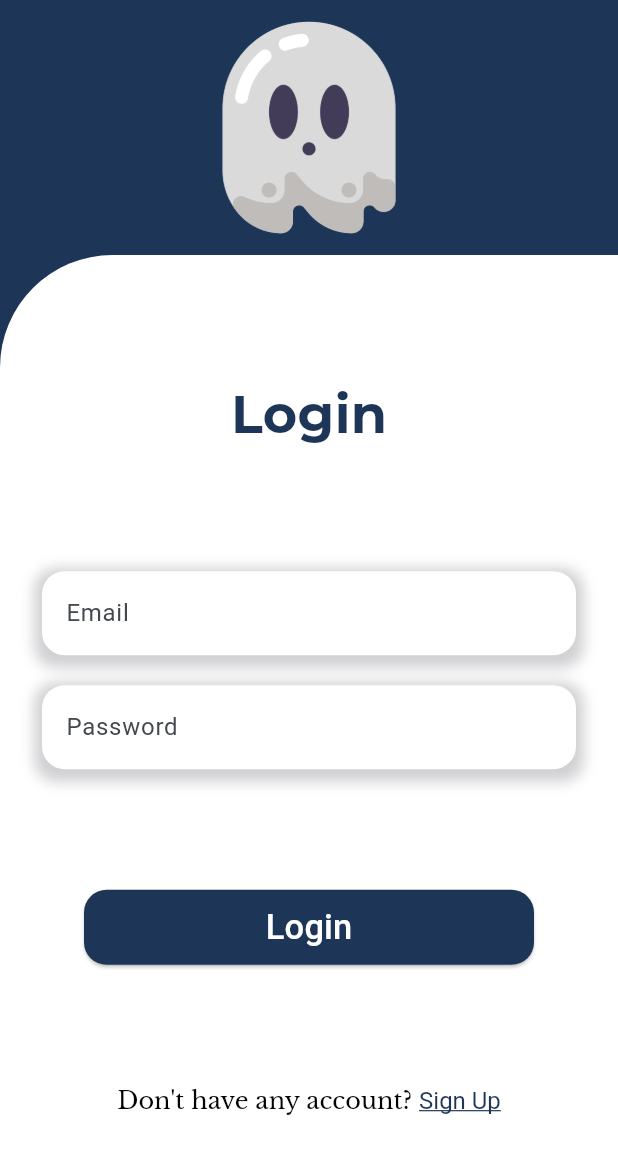
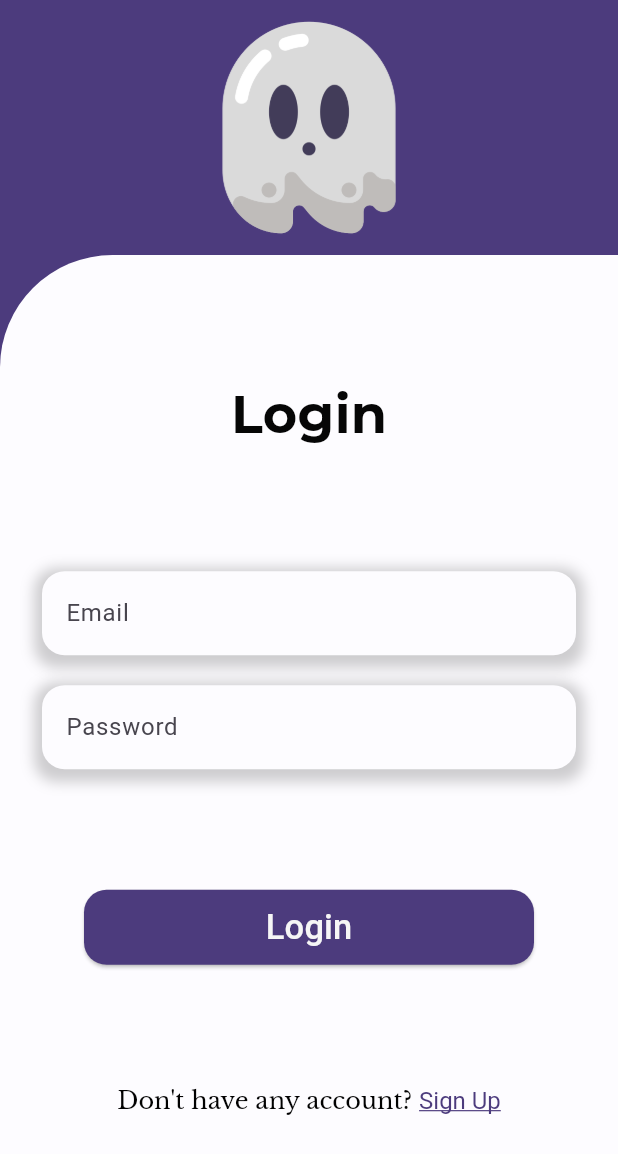
Before and after one commit to helenabc01/projectFlutter, a Flutter app: the screen it shows after launch, on a phone screen of 412 x 824 dp. Shown: the top 1154 px of the screen. Run offline on Flutter 3.47's test engine with Material 3 defaults, Android fonts, the phone set to English and light mode, and no system bars; project files that could hold a hidden picture were left out.

Commit message:
fonts and colors

```diff
--- a/lib/ui/colors.dart
+++ b/lib/ui/colors.dart
@@ -1,7 +1,11 @@
 import 'dart:ui';
 
-const Color mainColor = Color(0xFF1d3557);
-const Color second = Color.fromARGB(255, 145, 38, 11);
-const Color branquinho = Color(0xFFFFFFFF);
-const Color pretin = Color(0xFF000000);
-const Color cinzinha = Color.fromARGB(87, 118, 118, 126);
+const Color mainColor = Color(0xFF4c3b7d);
+const Color secondary = Color(0xFF8468de);
+const Color background = Color(0xFFfdfcff);
+const Color success = Color(0xFF52c761);
+const Color error = Color(0xFFc21111);
+const Color title = Color(0xFF060606);
+const Color bntColor = Color(0xFFF6F6F6);
+const Color text = Color(0xFF010101);
+const Color cinzinha = Color(0x330e0e0e);
--- a/lib/utils/navigation/navigator.dart
+++ b/lib/utils/navigation/navigator.dart
@@ -3,7 +3,13 @@ import 'package:project1/view/home/sign-up/signUp.dart';
 
 class AppNavigator {
   static void push(Function? customMethod) {}
-  static void pop(Function? customMethod) {}
+  static void pop(BuildContext context, Function? customMethod) {
+    if (customMethod != null) {
+      customMethod();
+    }
+    Navigator.pop(context);
+  }
+
   static void replace(
     BuildContext context,
     Widget newPage,
--- a/lib/utils/widgets/button.dart
+++ b/lib/utils/widgets/button.dart
@@ -15,7 +15,7 @@ class ButtonWidget extends StatelessWidget {
   Widget build(BuildContext context) {
     return ElevatedButton(
       onPressed: () {
-        buttonColor1 == mainColor ? second : mainColor;
+        buttonColor1 == mainColor ? secondary : mainColor;
       },
       style: ElevatedButton.styleFrom(
           backgroundColor: buttonColor1,
--- a/lib/utils/widgets/input.dart
+++ b/lib/utils/widgets/input.dart
@@ -13,7 +13,7 @@ class InputWidget extends StatelessWidget {
     return Container(
       padding: const EdgeInsets.only(left: 16),
       decoration: const BoxDecoration(
-          color: branquinho,
+          color: background,
           boxShadow: [
             BoxShadow(
                 color: cinzinha,
--- a/lib/view/home/login/login.dart
+++ b/lib/view/home/login/login.dart
@@ -26,7 +26,7 @@ class LoginPage extends StatelessWidget {
             Container(
               height: MediaQuery.of(context).size.height - 170,
               decoration: const BoxDecoration(
-                  color: branquinho,
+                  color: background,
                   borderRadius:
                       BorderRadius.only(topLeft: Radius.circular(75))),
               child: Column(
@@ -35,7 +35,7 @@ class LoginPage extends StatelessWidget {
                   const Text(
                     'Login',
                     style: TextStyle(
-                      color: mainColor,
+                      color: title,
                       fontWeight: FontWeight.w800,
                       fontSize: 35,
                       fontFamily: titleFont,
@@ -64,7 +64,7 @@ class LoginPage extends StatelessWidget {
                   const ButtonWidget(
                       buttonColor1: mainColor,
                       textoButton: 'Login',
-                      colorTxt: branquinho),
+                      colorTxt: bntColor),
                   InkWell(
                     onTap: () {
                       AppNavigator.replace(context, const SignUpPage(), null);
@@ -76,7 +76,7 @@ class LoginPage extends StatelessWidget {
                               text: "Don't have any account? ",
                               style: TextStyle(
                                   fontSize: 16,
-                                  color: pretin,
+                                  color: text,
                                   fontFamily: runingFont)),
                           TextSpan(
                               text: 'Sign Up',
```
